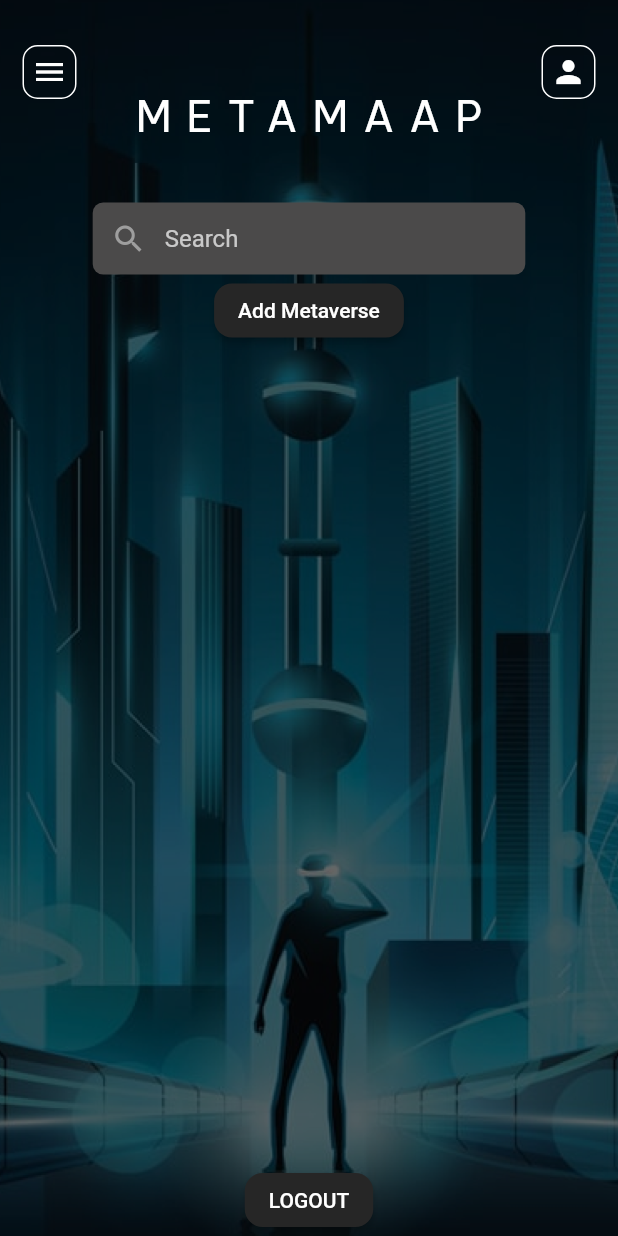
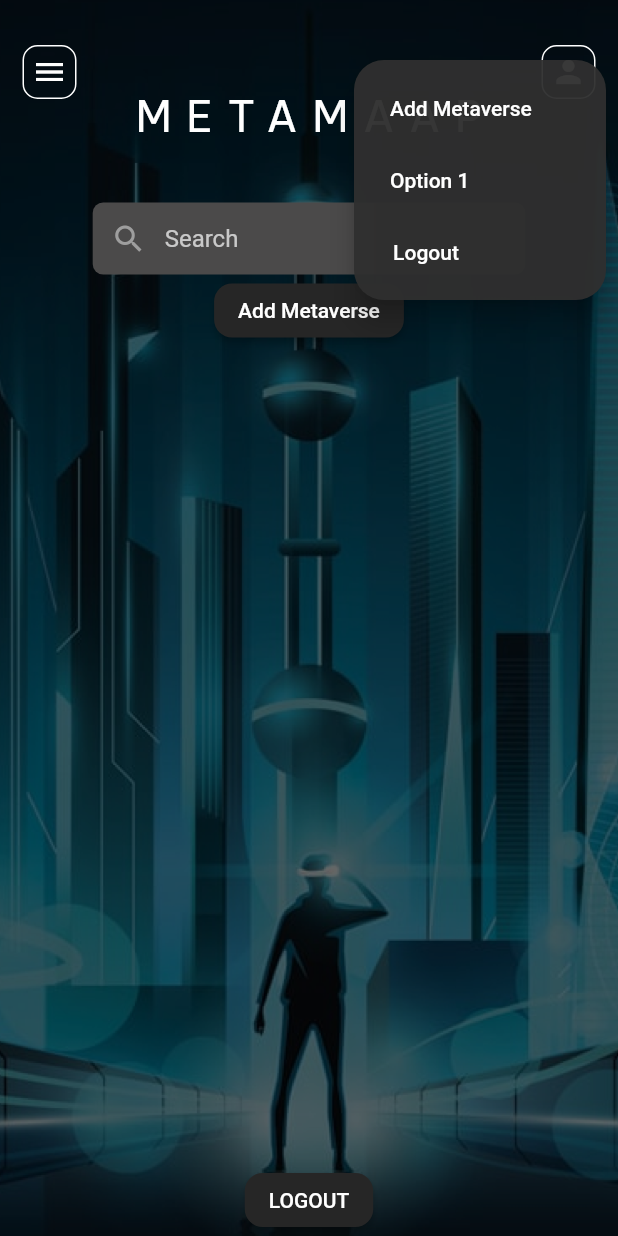
Before and after one commit to krifin/flutter-app-native, a Flutter app: the MyHome1 screen opened by its route, after a tap on the "person" icon, on a phone screen of 412 x 824 dp. Run offline on Flutter 3.47's test engine with Material 2 defaults, Android fonts, the phone set to English and light mode, and no system bars; our stand-ins replace cloud_firestore, firebase_auth, firebase_core, font_awesome_flutter, google_sign_in, webview_flutter; missing offline and left inert: walletconnect_dart; accounts and stored records are empty.

Commit message:
right menu added

```diff
--- a/lib/homeAfterLogin.dart
+++ b/lib/homeAfterLogin.dart
@@ -74,6 +74,54 @@ class _MyHome1State extends State<MyHome1> {
     print(displayedList);
   }
 
+  void _showMenu(BuildContext context) {
+    final RenderBox button = context.findRenderObject() as RenderBox;
+    final RenderBox overlay =
+        Overlay.of(context).context.findRenderObject() as RenderBox;
+    final buttonRect =
+        button.localToGlobal(Offset.zero, ancestor: overlay) & button.size;
+
+    showMenu(
+      shape: RoundedRectangleBorder(
+        borderRadius: BorderRadius.circular(20),
+      ),
+      color: Color(0xff2F2F2F).withOpacity(0.95),
+      context: context,
+      items: <PopupMenuEntry>[
+        PopupMenuItem(
+          child: TextButton(
+            child: Text('Add Metaverse', style: TextStyle(color: Colors.white)),
+            onPressed: () {
+              // Handle the button click
+            },
+          ),
+        ),
+        PopupMenuItem(
+          child: TextButton(
+            child: Text('Option 1', style: TextStyle(color: Colors.white)),
+            onPressed: () {
+              // Handle the button click
+            },
+          ),
+        ),
+        PopupMenuItem(
+          child: TextButton(
+            child: Text('Logout', style: TextStyle(color: Colors.white)),
+            onPressed: () {
+              // Handle the button click
+            },
+          ),
+        ),
+      ],
+      position: RelativeRect.fromLTRB(
+        buttonRect.right,
+        buttonRect.top + 40,
+        overlay.size.width - buttonRect.right,
+        overlay.size.height - buttonRect.bottom,
+      ),
+    );
+  }
+
   @override
   Widget build(BuildContext context) {
     return Scaffold(
@@ -127,7 +175,9 @@ class _MyHome1State extends State<MyHome1> {
                                     border: Border.all(color: Colors.white),
                                     borderRadius: BorderRadius.circular(10)),
                                 child: InkWell(
-                                  onTap: () {},
+                                  onTap: () {
+                                    _showMenu(context);
+                                  },
                                   child: Padding(
                                     padding: EdgeInsets.all(
                                         5.0), // Adjust this value to your needs
```
